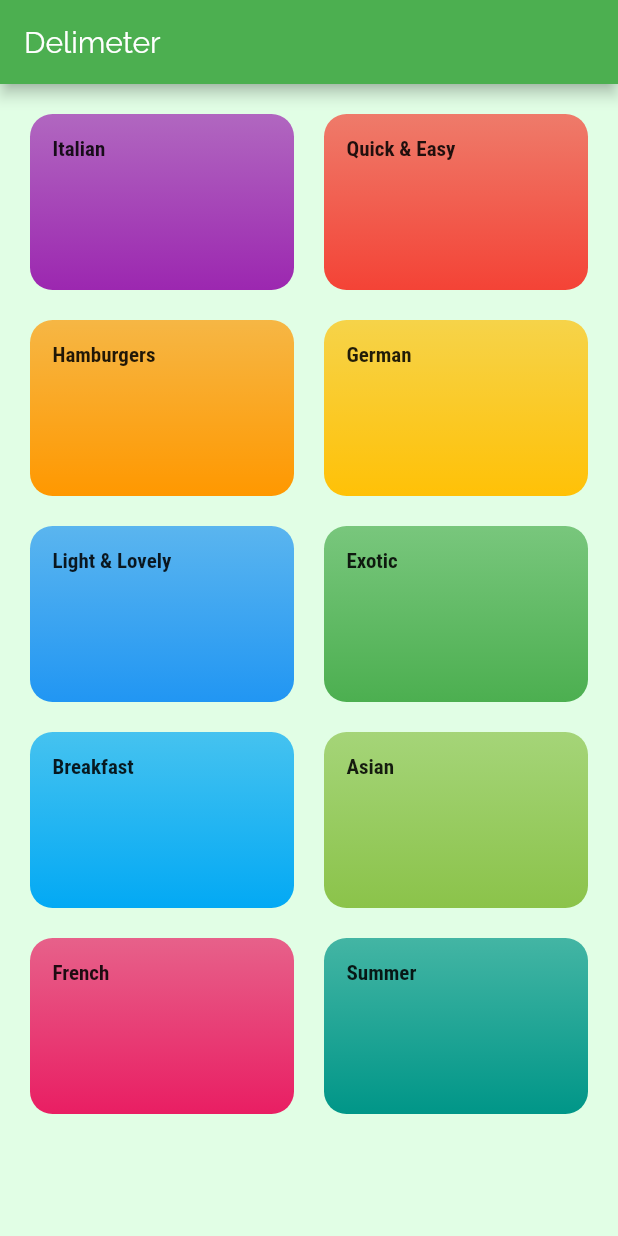
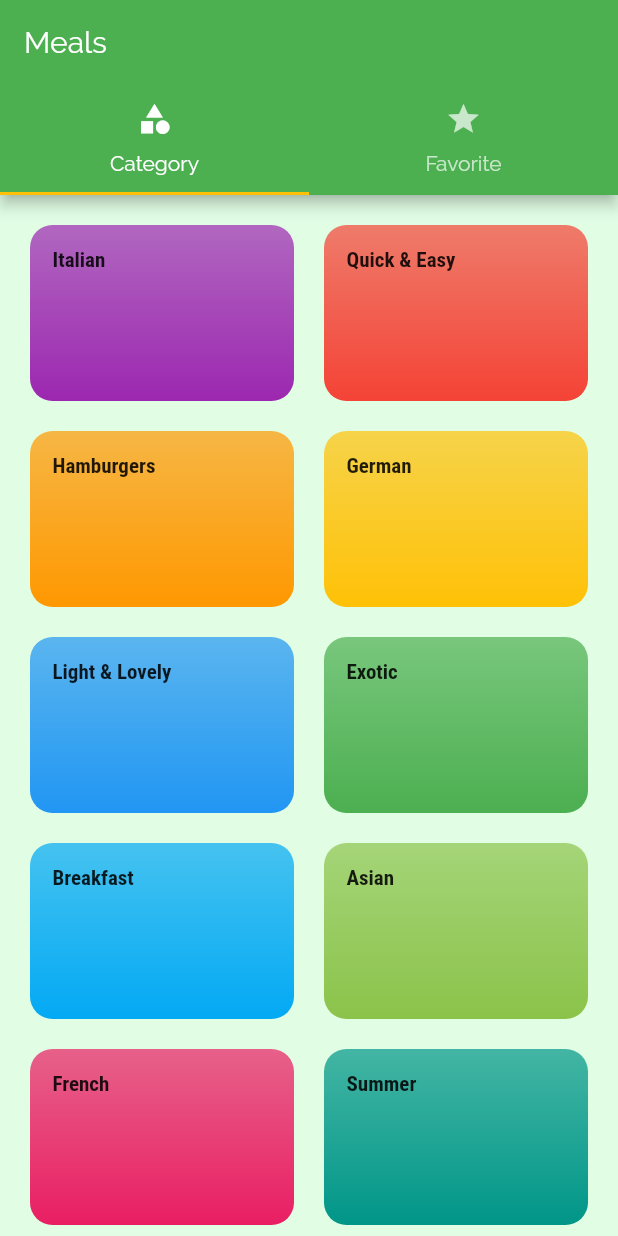
Before and after one commit to gyugie/multiple_screens, a Flutter app: the screen it shows after launch, on a phone screen of 412 x 824 dp. Run offline on Flutter 3.47's test engine with Material 2 defaults, Android fonts, the phone set to English and light mode, and no system bars.

Commit message:
navigation appbar tabBar

```diff
--- a/lib/main.dart
+++ b/lib/main.dart
@@ -1,4 +1,5 @@
 import 'package:flutter/material.dart';
+import 'screens/tabs_screen.dart';
 import 'widgets/detail_item.dart';
 import 'screens/category_meals_screen.dart';
 import 'screens/category_screens.dart';
@@ -32,7 +33,7 @@ class MyApp extends StatelessWidget {
         // home: CategoriesScreen(),
         initialRoute: '/',
         routes: {
-          '/' : (ctx) => CategoriesScreen(),
+          '/' : (ctx) => TabsScreen(),
           CategoryMealsScreen.routName : (ctx) => CategoryMealsScreen(),
           DetailItem.routName : (ctx) => DetailItem(),
         },
@@ -46,7 +47,7 @@ class MyApp extends StatelessWidget {
           // return MaterialPageRoute(builder: (ctx) => CategoriesScreen());
         },
         onUnknownRoute: (settings){
-          return MaterialPageRoute(builder: (ctx) => CategoriesScreen());
+          return MaterialPageRoute(builder: (ctx) => TabsScreen());
         },
     );
   }
--- a/lib/screens/category_screens.dart
+++ b/lib/screens/category_screens.dart
@@ -5,11 +5,7 @@ import '../widgets/category_item.dart';
 class CategoriesScreen extends StatelessWidget {
   @override
   Widget build(BuildContext context) {
-    return Scaffold(
-      appBar: AppBar(
-        title: const Text('Delimeter'),
-      ),
-      body: GridView(
+    return GridView(
           padding: const EdgeInsets.all(20),
           children: DUMMY_CATEGORIES
                 .map(
@@ -26,7 +22,6 @@ class CategoriesScreen extends StatelessWidget {
             crossAxisSpacing: 20,
             mainAxisSpacing: 20
           ),
-        ),
       );
   }
 }
--- /dev/null
+++ b/lib/screens/favorite_meals.dart
@@ -0,0 +1,10 @@
+import 'package:flutter/material.dart';
+
+class FavoriteMeals extends StatelessWidget {
+  @override
+  Widget build(BuildContext context) {
+    return Center(
+        child: Text('The Favorite Meals'),
+    );
+  }
+}
--- /dev/null
+++ b/lib/screens/tabs_screen.dart
@@ -0,0 +1,34 @@
+import 'package:flutter/material.dart';
+import './category_screens.dart';
+import './favorite_meals.dart';
+
+class TabsScreen extends StatefulWidget {
+  @override
+  _TabsScreenState createState() => _TabsScreenState();
+}
+
+class _TabsScreenState extends State<TabsScreen> {
+  @override
+  Widget build(BuildContext context) {
+    return DefaultTabController(
+        length: 2,
+        child: Scaffold(
+          appBar: AppBar(
+            title: Text('Meals'),
+            bottom: TabBar(
+              tabs: <Widget>[
+                Tab(icon: Icon(Icons.category), text: 'Category'),
+                Tab(icon: Icon(Icons.star), text: 'Favorite'),
+              ],
+            ),
+          ),
+          body: TabBarView(
+            children: <Widget>[
+              CategoriesScreen(),
+              FavoriteMeals()
+          ],
+        ),
+      ),
+    );
+  }
+}
```
